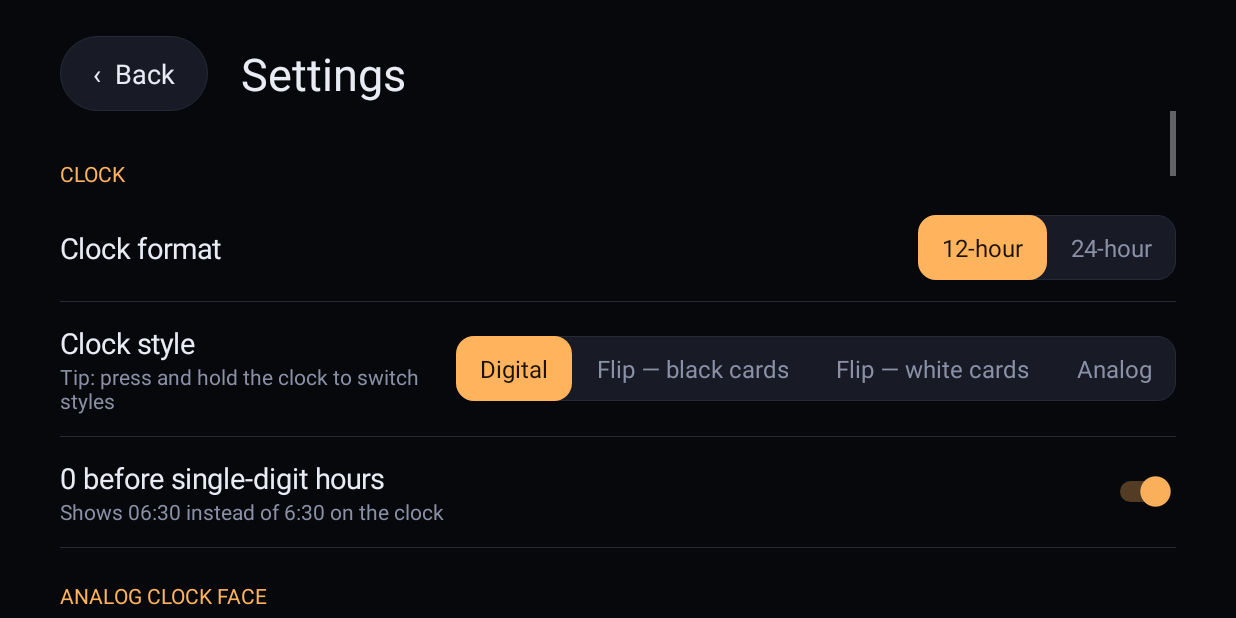
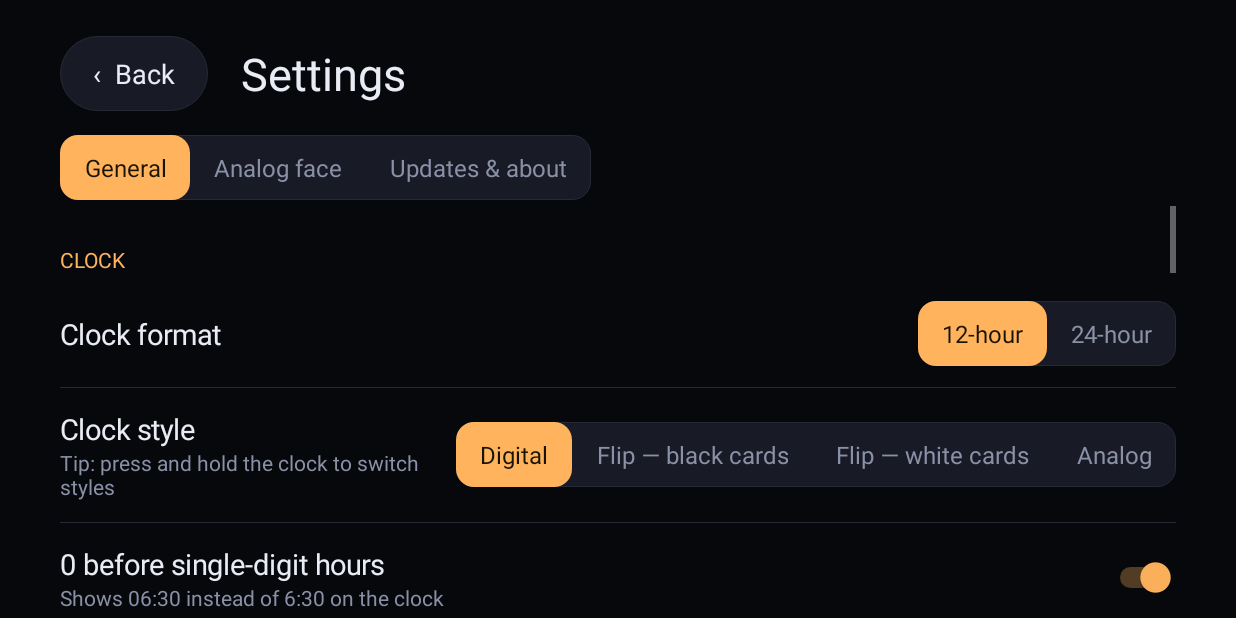
Before and after one commit to bugabooman-lgtm/bedside-clock, an Android app: the SettingsActivity screen opened directly, with no data from a screen before it, on a phone screen of 824 x 412 dp (held sideways). Run offline under Robolectric (Android 15) with nearby library versions, the phone set to English and light mode, and no system bars.

Commit message:
1.6.1: Settings tabs (General / Analog face / Updates & about), live analog preview
Co-Authored-By: Claude Opus 5.5 <noreply@anthropic.com>
Claude-Session: https://claude.ai/code/session_01RCdWgGhTbUqcan577fymfk

```diff
--- a/app/src/main/java/com/bedside/clock/Changelog.kt
+++ b/app/src/main/java/com/bedside/clock/Changelog.kt
@@ -3,6 +3,11 @@ package com.bedside.clock
 /** Newest first. Add an entry here and bump the VERSION file for each release. */
 object Changelog {
     val entries: List<Pair<String, List<String>>> = listOf(
+        "1.6.1" to listOf(
+            "Settings now has tabs: General, Analog face, and Updates & about",
+            "Analog face tab shows a live preview while you change the options",
+            "Tapping the update note on the clock opens the Updates tab"
+        ),
         "1.6" to listOf(
             "Analog clock redesigned like a real watch: metal bezel, dial with depth, minute track, tapered hands with shadows",
             "The date now sits in a window at 3 o'clock on the analog face",
--- a/app/src/main/java/com/bedside/clock/ClockActivity.kt
+++ b/app/src/main/java/com/bedside/clock/ClockActivity.kt
@@ -154,7 +154,7 @@ class ClockActivity : Activity() {
         updateChip.setPadding(dp(14), dp(8), dp(14), dp(8))
         updateChip.background = roundBg(Col.PANEL, dp(20).toFloat(), Col.LINE, dp(1))
         updateChip.visibility = View.GONE
-        updateChip.setOnClickListener { startActivity(Intent(this, SettingsActivity::class.java)) }
+        updateChip.setOnClickListener { startActivity(Intent(this, SettingsActivity::class.java).putExtra("tab", "updates")) }
         root.addView(updateChip, FrameLayout.LayoutParams(WRAP, WRAP, Gravity.TOP or Gravity.START).apply {
             topMargin = dp(16); leftMargin = dp(18)
         })
--- a/app/src/main/java/com/bedside/clock/SettingsActivity.kt
+++ b/app/src/main/java/com/bedside/clock/SettingsActivity.kt
@@ -48,13 +48,28 @@ class SettingsActivity : Activity() {
         header.addView(tv("Settings", 30f).apply { setPadding(dp(22), 0, 0, 0) })
         outer.addView(header)
 
-        val box = LinearLayout(this)
-        box.orientation = LinearLayout.VERTICAL
-        box.setPadding(0, dp(10), 0, dp(40))
+        // ---- tabs: General / Analog face / Updates ----
+        fun tabBox(): LinearLayout = LinearLayout(this).apply {
+            orientation = LinearLayout.VERTICAL
+            setPadding(0, dp(4), 0, dp(40))
+        }
+        val generalBox = tabBox()
+        val analogBox = tabBox()
+        val updatesBox = tabBox()
+        val tabs = listOf("general" to generalBox, "analog" to analogBox, "updates" to updatesBox)
         val scroll = ScrollView(this)
-        scroll.addView(box)
+        fun showTab(key: String) {
+            scroll.removeAllViews()
+            scroll.addView(tabs.first { it.first == key }.second)
+            scroll.scrollTo(0, 0)
+            Store.put(this, "settingsTab", key)
+        }
+        val startTab = intent.getStringExtra("tab") ?: Store.getStr(this, "settingsTab", "general")
+        val tabBar = choice(listOf("general" to "General", "analog" to "Analog face", "updates" to "Updates & about"), startTab) { showTab(it) }
+        outer.addView(tabBar, LinearLayout.LayoutParams(WRAP, WRAP).apply { topMargin = dp(16); bottomMargin = dp(4) })
         outer.addView(scroll, LinearLayout.LayoutParams(MATCH, 0, 1f))
 
+        var box = generalBox
         fun section(name: String) {
             box.addView(tv(name.uppercase(), 14f, Col.ACCENT).apply { setPadding(0, dp(22), 0, dp(4)) })
         }
@@ -77,17 +92,46 @@ class SettingsActivity : Activity() {
         }
         switchRow("0 before single-digit hours", "Shows 06:30 instead of 6:30 on the clock", "hourZero", true)
 
-        // ---- analog face ----
+        // ---- analog face (own tab, with a live preview) ----
+        box = analogBox
+        val preview = AnalogClockView(this)
+        fun refreshPreview() {
+            preview.dialKey = Store.getStr(this, "anDial", "black")
+            preview.accentKey = Store.getStr(this, "anAccent", "orange")
+            preview.numerals = Store.getStr(this, "anNumerals", "arabic")
+            preview.fontKey = Store.getStr(this, "anFont", "modern")
+            preview.dateMode = Store.getStr(this, "anDate", "daydate")
+            preview.showSeconds = Store.getBool(this, "analogSeconds", true)
+            preview.invalidate()
+        }
+        refreshPreview()
+        val analogRow = LinearLayout(this)
+        analogRow.orientation = LinearLayout.HORIZONTAL
+        analogRow.gravity = Gravity.TOP
+        val analogOpts = LinearLayout(this)
+        analogOpts.orientation = LinearLayout.VERTICAL
+        analogRow.addView(preview, LinearLayout.LayoutParams(dp(300), dp(300)).apply { topMargin = dp(20); rightMargin = dp(32) })
+        analogRow.addView(analogOpts, LinearLayout.LayoutParams(0, WRAP, 1f))
+        analogBox.addView(analogRow)
+        analogBox.addView(button("Use the analog clock") {
+            Store.put(this, "clockStyle", "analog")
+            toast("Clock style set to Analog")
+        }, LinearLayout.LayoutParams(WRAP, WRAP).apply { topMargin = dp(16) })
+        box = analogOpts
         section("Analog clock face")
         fun pick(title: String, key: String, def: String, opts: List<Pair<String, String>>) {
-            add(settingRow(title, null, choice(opts, Store.getStr(this, key, def)) { Store.put(this, key, it) }))
+            add(settingRow(title, null, choice(opts, Store.getStr(this, key, def)) { Store.put(this, key, it); refreshPreview() }))
         }
         pick("Dial colour", "anDial", "black", AnalogOpts.DIALS.map { it.first to it.second })
         pick("Second hand colour", "anAccent", "orange", AnalogOpts.ACCENT_NAMES)
         pick("Numbers", "anNumerals", "arabic", AnalogOpts.NUMERALS)
         pick("Number font", "anFont", "modern", AnalogOpts.FONTS)
         pick("Date window", "anDate", "daydate", AnalogOpts.DATES)
-        switchRow("Second hand", "A smooth sweeping second hand", "analogSeconds", true)
+        val secSwitch = Switch(this)
+        secSwitch.isChecked = Store.getBool(this, "analogSeconds", true)
+        secSwitch.setOnCheckedChangeListener { _, on -> Store.put(this, "analogSeconds", on); refreshPreview() }
+        add(settingRow("Second hand", "A smooth sweeping second hand", secSwitch))
+        box = generalBox
 
         // ---- alarms ----
         section("Alarms")
@@ -162,7 +206,8 @@ class SettingsActivity : Activity() {
         }
         add(settingRow("Keep screen on while charging", "Developer options → Stay awake (optional — the clock already keeps the screen on while it's open)", null))
 
-        // ---- updates ----
+        // ---- updates & about (own tab) ----
+        box = updatesBox
         section("Updates")
         val autoSwitch = Switch(this)
         autoSwitch.isChecked = Updater.autoOn(this)
@@ -203,6 +248,7 @@ class SettingsActivity : Activity() {
         section("About")
         add(settingRow("Bedside Clock", versionText(), button("Change log") { showChangelog() }))
 
+        showTab(if (tabs.any { it.first == startTab }) startTab else "general")
         setContentView(outer)
     }
 
```
Also changed, not shown: 1 other file.
